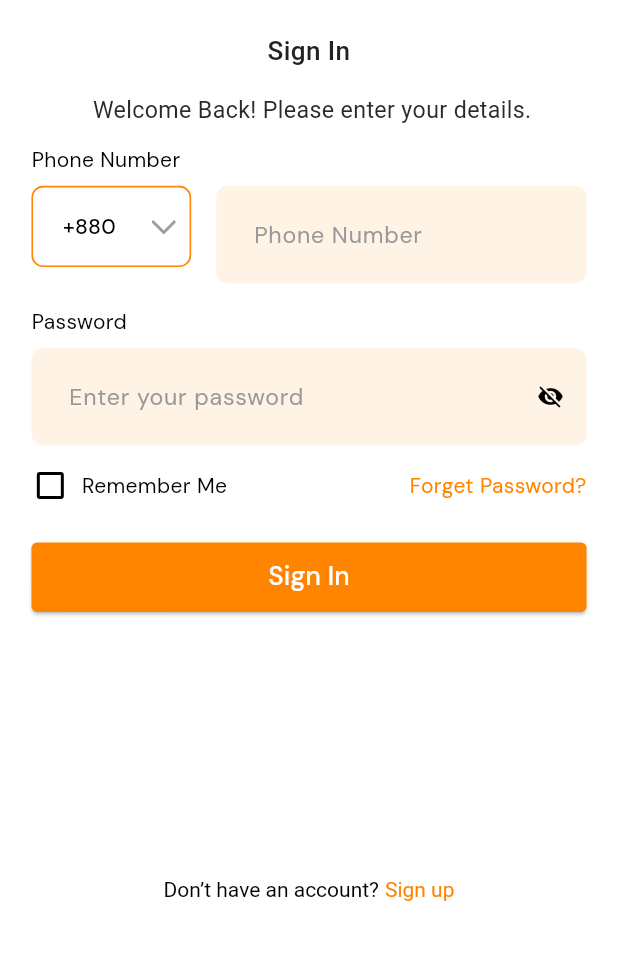
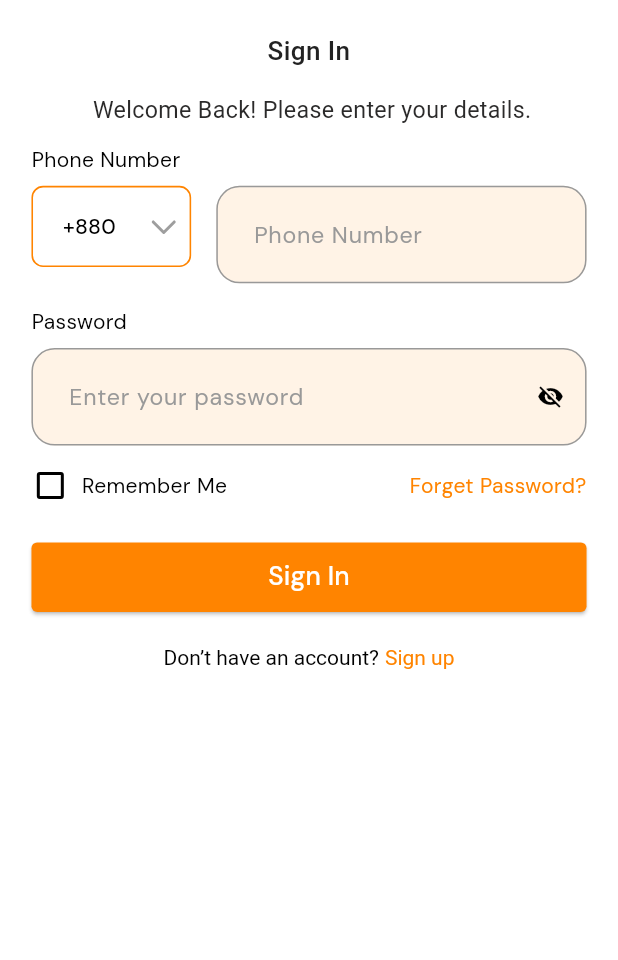
Before and after one commit to bdCalling-Sdt-hub/krave-updated, a Flutter app: the SignInScreen screen opened by its route, on a phone screen of 412 x 824 dp, the part 238-1198 px from its top. Run offline on Flutter 3.47's test engine with Material 3 defaults, Android fonts, the phone set to English and light mode, and no system bars; drawn by our look-alikes of country_code_picker; our stand-ins replace cached_network_image, carousel_slider, emoji_picker_flutter, file_picker, flutter_screenutil, flutter_spinkit and 9 more; accounts and stored records are empty; Roboto replaces fonts that are missing (DM SANS/M 18); project files that could hold a hidden picture were left out.

Commit message:
issu sign up screen

```diff
--- a/lib/helpers/toast.dart
+++ b/lib/helpers/toast.dart
@@ -4,13 +4,13 @@ import 'package:fluttertoast/fluttertoast.dart';
 
 
 class ToastMessageHelper{
-  static void showToastMessage(String message) {
+  static void showToastMessage(String message, {Color? color}) {
     Fluttertoast.showToast(
       msg: message,
       toastLength: Toast.LENGTH_SHORT,
-      gravity: ToastGravity.BOTTOM,
+      gravity: ToastGravity.TOP,
       timeInSecForIosWeb: 2,
-      backgroundColor: Colors.black,
+      backgroundColor: color ?? Colors.black,
       textColor: Colors.white,
       fontSize: 16.h,
     );
--- a/lib/views/base/custom_text_field.dart
+++ b/lib/views/base/custom_text_field.dart
@@ -89,13 +89,16 @@ class _CustomTextFieldState extends State<CustomTextField> {
             vertical: widget.contentPaddingVertical ?? 20.w),
         fillColor: widget.filColor,
         prefixIcon: widget.prefixIcon,
+        focusedBorder: focusedBorder(),
+        enabledBorder: enabledBorder(),
+        errorBorder: errorBorder(),
+        border: focusedBorder(),
         suffixIcon: widget.isPassword
             ? GestureDetector(
                 onTap: toggle,
                 child: _suffixIcon(
                     obscureText ? Icons.visibility_off : Icons.visibility),
-              )
-            : widget.suffixIcon,
+              ) : widget.suffixIcon,
         prefixIconConstraints: BoxConstraints(minHeight: 24.w, minWidth: 24.w),
         labelText: widget.labelText,
         hintText: widget.hintText,
@@ -106,4 +109,33 @@ class _CustomTextFieldState extends State<CustomTextField> {
   _suffixIcon(IconData icon) {
     return Padding(padding: const EdgeInsets.all(12.0), child: Icon(icon));
   }
+
+
+
+  OutlineInputBorder focusedBorder() {
+    return OutlineInputBorder(
+      borderRadius: BorderRadius.circular( 16.r),
+      borderSide:BorderSide(
+          color: AppColors.hintColor
+      ),
+    );
+  }
+
+  OutlineInputBorder enabledBorder() {
+    return OutlineInputBorder(
+      borderRadius: BorderRadius.circular(16.r),
+      borderSide:BorderSide(
+          color: AppColors.hintColor
+      ),
+    );
+  }
+
+  OutlineInputBorder errorBorder() {
+    return OutlineInputBorder(
+      borderRadius: BorderRadius.circular(16.r),
+      borderSide: const BorderSide(
+          color: Colors.red,width: 0.5
+      ),
+    );
+  }
 }
--- a/lib/views/screen/Auth/sign_in.dart
+++ b/lib/views/screen/Auth/sign_in.dart
@@ -4,6 +4,7 @@ import 'package:flutter/material.dart';
 import 'package:flutter_screenutil/flutter_screenutil.dart';
 import 'package:flutter_svg/svg.dart';
 import 'package:get/get.dart';
+import 'package:krave/helpers/toast.dart';
 import 'package:krave/utils/app_colors.dart';
 
 import '../../../helpers/route.dart';
@@ -40,6 +41,8 @@ class _SignInScreenState extends State<SignInScreen> {
       body: SingleChildScrollView(
         child: Padding(
           padding: EdgeInsets.symmetric(horizontal: 20.w),
+          child: Form(
+            key: _formKey,
             child: Column(
               crossAxisAlignment: CrossAxisAlignment.center,
               children: [
@@ -50,9 +53,7 @@ class _SignInScreenState extends State<SignInScreen> {
                 SizedBox(height: 23.h),
 
                 //===============================> Text Label field <===============================
-              Form(
-                key: _formKey,
-                child: Column(
+                Column(
                   crossAxisAlignment: CrossAxisAlignment.center,
                   children: [
                     CustomText(
@@ -73,7 +74,6 @@ class _SignInScreenState extends State<SignInScreen> {
                     ),
 
                   ],
-                ),
                 ),
 
                 //====================================> Phone Number Text Field <=========================
@@ -104,7 +104,7 @@ class _SignInScreenState extends State<SignInScreen> {
                                   });
                                 },
                                 initialSelection: 'BD',
-                              favorite: ['+44', 'BD'],
+                                favorite: const ['+44', 'BD'],
                                 showCountryOnly: false,
                                 showOnlyCountryWhenClosed: false,
                                 alignLeft: false,
@@ -207,22 +207,29 @@ class _SignInScreenState extends State<SignInScreen> {
                 CustomButton(
                     text: AppString.signIn,
                     onTap: () {
+                      if(_formKey.currentState!.validate()){
+                        if(_isChecked){
                           Get.offAllNamed(AppRoutes.homeScreen);
+                        }else{
+                          Get.offAllNamed(AppRoutes.homeScreen);
+                          ToastMessageHelper.showToastMessage("save");
+                        }
 
+                      }
                     }),
-              SizedBox(height: 180.h),
+                SizedBox(height: 20.h),
                 /// ===============================> Already have an Account and Sign In <===============================
             Center(
               child: RichText(
-                  text:
-                  TextSpan(text: AppString.dontHave,
-                      style: const TextStyle(color: Colors.black),
+                text: TextSpan(
+                  text: AppString.dontHave,
+                  style: const TextStyle(color: Colors.black), // Explicitly setting color here
                   children: [
                     TextSpan(
                       text: AppString.space,
-                            style: Theme.of(context)
-                                .textTheme
-                                .bodyMedium!
+                      style: Theme.of(context).textTheme.bodyMedium!.copyWith(
+                        color: Colors.black, // Ensure a color is set here
+                      ),
                     ),
                     TextSpan(
                       text: AppString.signup,
@@ -231,12 +238,15 @@ class _SignInScreenState extends State<SignInScreen> {
                         ..onTap = () {
                           Get.toNamed(AppRoutes.signUpScreen);
                         },
-                        )
-                      ]),
+                    ),
+                  ],
                 ),
               ),
+            ),
+
                 SizedBox(height: 25.h),
               ],
+            ),
           ),
         ),
       ),
```
Also changed, not shown: lib/views/screen/Auth/sign_up.dart (+12 -4 lines), pubspec.lock, 1 other file. Lines whose indentation alone changed are shown as unchanged.
